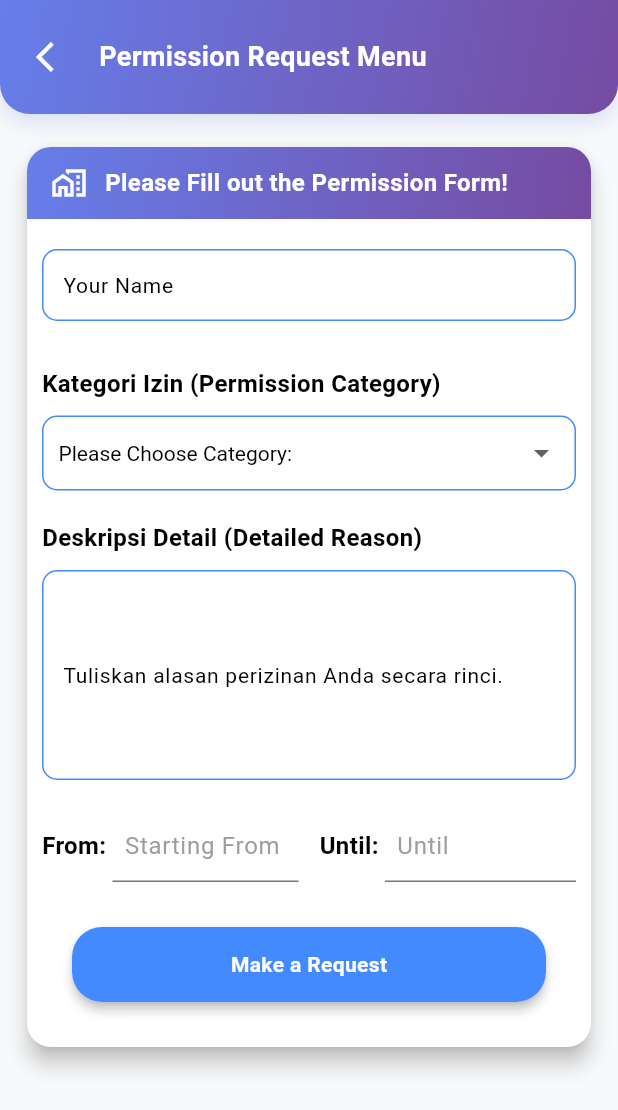
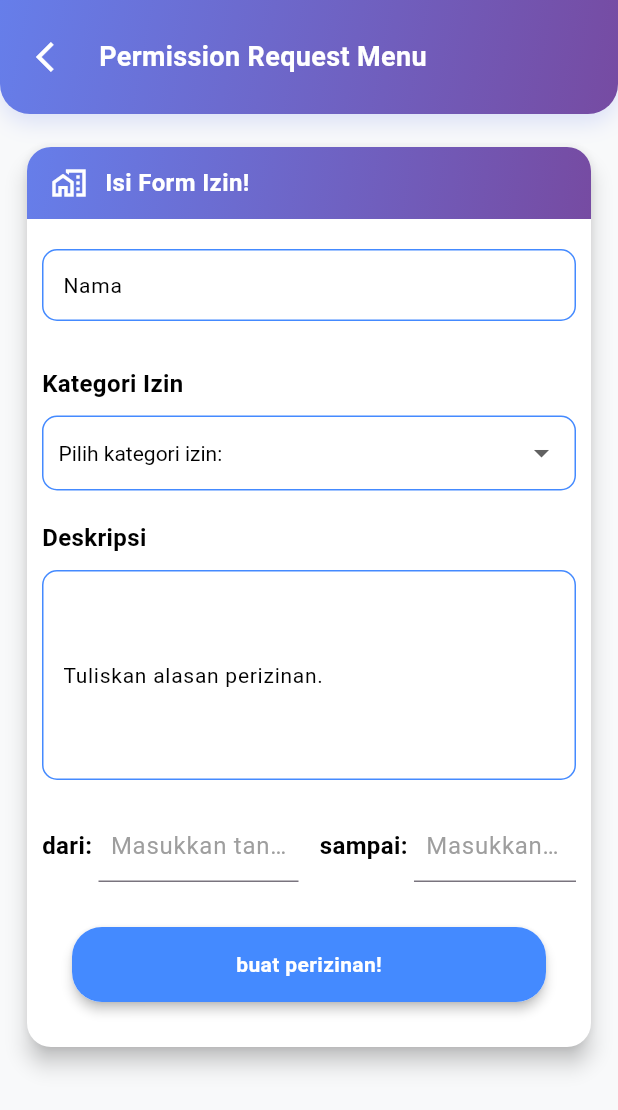
Before and after one commit to YusufxAlbana/attendance-app, a Flutter app: the AbsentScreen screen opened directly, on a phone screen of 412 x 824 dp. Shown: the top 1110 px of the screen. Run offline on Flutter 3.47's test engine with Material 3 defaults, Android fonts, the phone set to English and light mode, and no system bars; our stand-ins replace camera, cloud_firestore, dotted_border, firebase_core, geocoding, geolocator and 1 more; missing offline and left inert: google_mlkit_face_detection; accounts and stored records are empty.

Commit message:
ubah string dikit

```diff
--- a/lib/absent/absent_screen.dart
+++ b/lib/absent/absent_screen.dart
@@ -13,13 +13,13 @@ class AbsentScreen extends StatefulWidget {
 class _AbsentScreenState extends State<AbsentScreen> {
   // Daftar kategori izin (untuk dropdown)
   var categoriesList = <String>[
-    "Please Choose Category:",
-    "Sakit (Sick)",
-    "Izin Pribadi (Personal Leave)",
-    "Cuti Tahunan (Annual Leave)",
+    "Pilih kategori izin:",
+    "Sakit",
+    "Izin Pribadi",
+    "Cuti Tahunan",
     "Others",
   ];
-  String dropValueCategories = "Please Choose Category:";
+  String dropValueCategories = "Pilih kategori izin:";
   // -----------------------------------------------------------
 
   final controllerName = TextEditingController();
@@ -50,7 +50,7 @@ class _AbsentScreenState extends State<AbsentScreen> {
           ),
           Container(
             margin: const EdgeInsets.only(left: 20),
-            child: const Text("Please Wait..."),
+            child: const Text("Loading..."),
           ),
         ],
       ),
@@ -78,7 +78,7 @@ class _AbsentScreenState extends State<AbsentScreen> {
 
     // Validasi input sebelum mengirim ke Firebase
     if (nama.isEmpty ||
-        kategori == "Please Choose Category:" || // Cek apakah kategori sudah dipilih
+        kategori == "Pilih kategori izin:" || // Cek apakah kategori sudah dipilih
         from.isEmpty ||
         until.isEmpty) {
       ScaffoldMessenger.of(context).showSnackBar(
@@ -122,7 +122,7 @@ class _AbsentScreenState extends State<AbsentScreen> {
               Icon(Icons.check_circle_outline, color: Colors.white),
               SizedBox(width: 10),
               Text(
-                "Yeay! Permission Report Succeeded!",
+                "Izin berhasil dikirim!",
                 style: TextStyle(color: Colors.white),
               ),
             ],
@@ -149,7 +149,7 @@ class _AbsentScreenState extends State<AbsentScreen> {
               const SizedBox(width: 10),
               Expanded(
                 child: Text(
-                  "Ups, terjadi kesalahan: $e",
+                  "terjadi kesalahan: $e",
                   style: const TextStyle(color: Colors.white),
                 ),
               ),
@@ -224,7 +224,7 @@ class _AbsentScreenState extends State<AbsentScreen> {
                             SizedBox(width: 12),
                             Expanded(
                               child: Text(
-                                "Please Fill out the Permission Form!",
+                                "Isi Form Izin!",
                                 style: TextStyle(
                                   fontSize: 16,
                                   fontWeight: FontWeight.bold,
@@ -244,8 +244,8 @@ class _AbsentScreenState extends State<AbsentScreen> {
                   controller: controllerName,
                   decoration: InputDecoration(
                     contentPadding: const EdgeInsets.symmetric(horizontal: 10),
-                    labelText: "Your Name",
-                    hintText: "Please enter your name",
+                    labelText: "Nama",
+                    hintText: "Masukkan nama",
                     hintStyle: const TextStyle(
                       fontSize: 14,
                       color: Colors.grey,
@@ -270,7 +270,7 @@ class _AbsentScreenState extends State<AbsentScreen> {
               const Padding(
                 padding: EdgeInsets.fromLTRB(10, 10, 10, 10),
                 child: Text(
-                  "Kategori Izin (Permission Category)",
+                  "Kategori Izin",
                   style: TextStyle(
                     fontSize: 16,
                     fontWeight: FontWeight.bold,
@@ -324,7 +324,7 @@ class _AbsentScreenState extends State<AbsentScreen> {
               const Padding(
                 padding: EdgeInsets.fromLTRB(10, 10, 10, 10),
                 child: Text(
-                  "Deskripsi Detail (Detailed Reason)",
+                  "Deskripsi",
                   style: TextStyle(
                     fontSize: 16,
                     fontWeight: FontWeight.bold,
@@ -341,7 +341,7 @@ class _AbsentScreenState extends State<AbsentScreen> {
                   controller: controllerDescription,
                   decoration: InputDecoration(
                     contentPadding: const EdgeInsets.symmetric(horizontal: 10, vertical: 10),
-                    labelText: "Tuliskan alasan perizinan Anda secara rinci.",
+                    labelText: "Tuliskan alasan perizinan.",
                     hintText: "Cth: Demam tinggi, harus ke dokter, atau menghadiri acara keluarga.",
                     hintStyle: const TextStyle(
                       fontSize: 14,
@@ -372,7 +372,7 @@ class _AbsentScreenState extends State<AbsentScreen> {
                       child: Row(
                         children: [
                           const Text(
-                            "From: ",
+                            "dari: ",
                             style: TextStyle(
                               fontSize: 16,
                               fontWeight: FontWeight.bold,
@@ -426,7 +426,7 @@ class _AbsentScreenState extends State<AbsentScreen> {
                               controller: fromController,
                               decoration: const InputDecoration(
                                 contentPadding: EdgeInsets.all(8),
-                                hintText: "Starting From",
+                                hintText: "Masukkan tanggal mulai izin",
                                 hintStyle: TextStyle(
                                   color: Colors.grey,
                                   fontSize: 16,
@@ -442,7 +442,7 @@ class _AbsentScreenState extends State<AbsentScreen> {
                       child: Row(
                         children: [
                           const Text(
-                            "Until: ",
+                            "sampai: ",
                             style: TextStyle(
                               fontSize: 16,
                               fontWeight: FontWeight.bold,
@@ -496,7 +496,7 @@ class _AbsentScreenState extends State<AbsentScreen> {
                               controller: toController,
                               decoration: const InputDecoration(
                                 contentPadding: EdgeInsets.all(8),
-                                hintText: "Until",
+                                hintText: "Masukkan tanggal selesai izin",
                                 hintStyle: TextStyle(
                                   color: Colors.grey,
                                   fontSize: 16,
@@ -532,7 +532,7 @@ class _AbsentScreenState extends State<AbsentScreen> {
                         borderRadius: BorderRadius.circular(20),
                         onTap: () {
                           if (controllerName.text.isEmpty ||
-                              dropValueCategories == "Please Choose Category:" ||
+                              dropValueCategories == "tolong, Pilih Kategori:" ||
                               fromController.text.isEmpty ||
                               toController.text.isEmpty) {
                             ScaffoldMessenger.of(context).showSnackBar(
@@ -567,7 +567,7 @@ class _AbsentScreenState extends State<AbsentScreen> {
                         },
                         child: const Center(
                           child: Text(
-                            "Make a Request",
+                            "buat perizinan!",
                             style: TextStyle(
                               color: Colors.white,
                               fontWeight: FontWeight.bold,
--- a/lib/utils/notification_overlay.dart
+++ b/lib/utils/notification_overlay.dart
@@ -17,10 +17,6 @@ Future<void> showAnimatedNotification(
 }) async {
   // Cek jika Overlay belum siap (misalnya, di awal build)
   final overlay = Overlay.of(context);
-  if (overlay == null) {
-      debugPrint("Error: Could not find Overlay in the current context.");
-      return;
-  }
 
   late OverlayEntry entry;
   entry = OverlayEntry(
```
